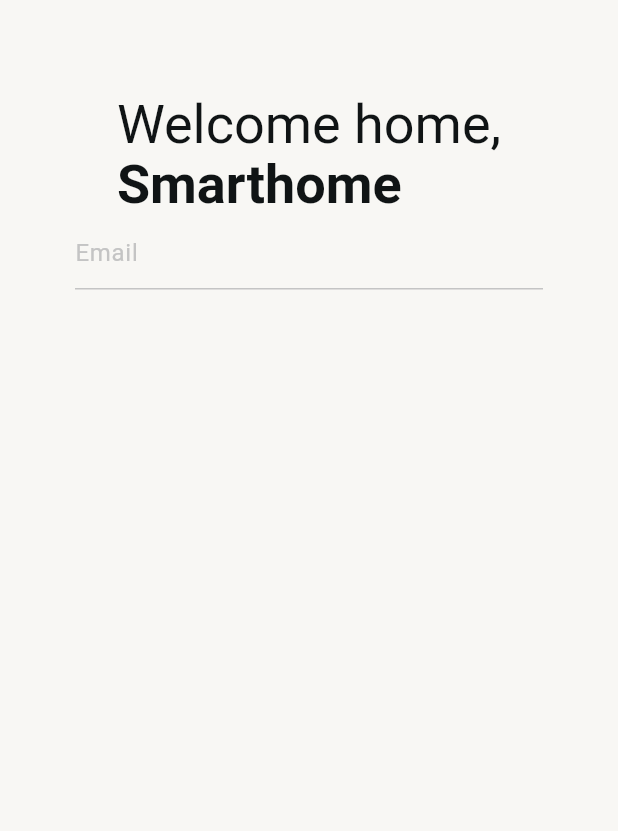
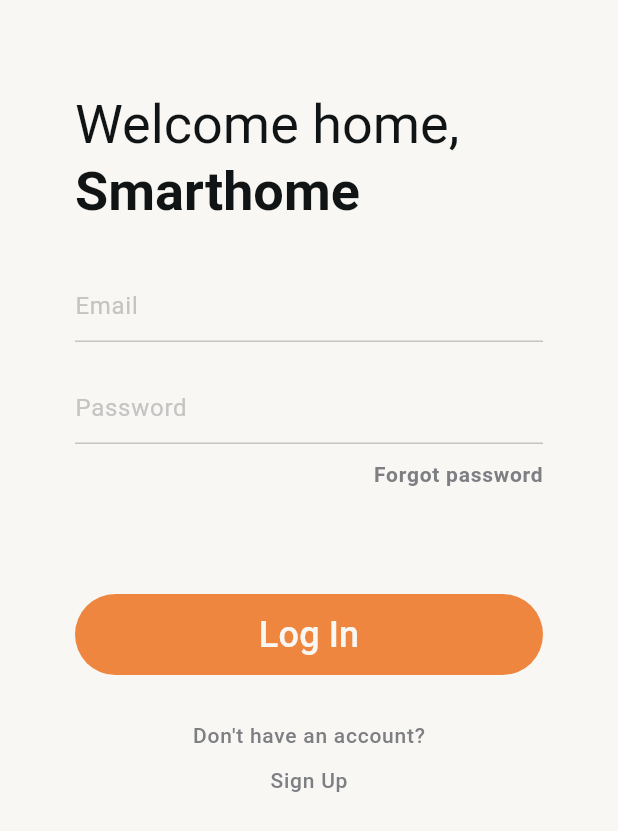
Before and after one commit to muxonn/smarthome-koiot, a Flutter app: the screen it shows after launch, on a phone screen of 412 x 824 dp. Shown: the top 831 px of the screen. Run offline on Flutter 3.47's test engine with Material 3 defaults, Android fonts, the phone set to English and light mode, and no system bars.

Commit message:
Add basic buttons

```diff
--- a/lib/presentation/pages/login_page.dart
+++ b/lib/presentation/pages/login_page.dart
@@ -12,9 +12,7 @@ class LoginPage extends StatelessWidget {
           horizontal: 50,
         ),
         child: Column(
-          children: [
-            Wrap(
-              runSpacing: -5,
+          crossAxisAlignment: CrossAxisAlignment.start,
           children: [
             Text(
               "Welcome home,",
@@ -27,10 +25,60 @@ class LoginPage extends StatelessWidget {
                   .headlineLarge!
                   .copyWith(fontWeight: FontWeight.bold),
             ),
+            const SizedBox(height: 30),
+            Wrap(
+              runSpacing: 20,
+              children: [
+                TextFormField(
+                  decoration: const InputDecoration(hintText: "Email"),
+                ),
+                TextFormField(
+                  decoration: const InputDecoration(hintText: "Password"),
+                ),
               ],
             ),
-            TextFormField(
-              decoration: const InputDecoration(hintText: "Email"),
+            Container(
+              alignment: Alignment.centerRight,
+              child: TextButton(
+                onPressed: () {},
+                child: Text(
+                  "Forgot password",
+                  style: Theme.of(context).textTheme.labelSmall!.copyWith(
+                        fontWeight: FontWeight.bold,
+                      ),
+                ),
+              ),
+            ),
+            const SizedBox(height: 60),
+            SizedBox(
+              width: double.infinity,
+              child: ElevatedButton(
+                onPressed: () {},
+                child: const Text(
+                  "Log In",
+                  style: TextStyle(fontSize: 24),
+                ),
+              ),
+            ),
+            SizedBox(height: 30),
+            Container(
+              alignment: Alignment.center,
+              child: Text(
+                "Don't have an account?",
+                style: Theme.of(context).textTheme.labelSmall,
+              ),
+            ),
+            Container(
+              alignment: Alignment.center,
+              child: TextButton(
+                style:
+                    TextButton.styleFrom(splashFactory: NoSplash.splashFactory),
+                onPressed: () {},
+                child: Text(
+                  "Sign Up",
+                  style: Theme.of(context).textTheme.labelSmall,
+                ),
+              ),
             ),
           ],
         ),
--- /dev/null
+++ b/lib/presentation/utils/elevated_button_theme.dart
@@ -0,0 +1,13 @@
+import 'package:flutter/material.dart';
+import 'package:smarthome_koiot/presentation/utils/colors.dart';
+
+class SHElevatedButtonTheme {
+  static final elevatedButtonTheme = ElevatedButtonThemeData(
+    style: ElevatedButton.styleFrom(
+      elevation: 0,
+      foregroundColor: SHColors.white,
+      backgroundColor: SHColors.orange,
+      padding: EdgeInsets.symmetric(vertical: 10),
+    ),
+  );
+}
--- a/lib/presentation/utils/input_decoration_theme.dart
+++ b/lib/presentation/utils/input_decoration_theme.dart
@@ -2,12 +2,12 @@ import 'package:flutter/material.dart';
 import 'package:smarthome_koiot/presentation/utils/colors.dart';
 
 class SHInputDecorationTheme {
-  static InputDecorationTheme lightInputDecorationTheme = InputDecorationTheme(
+  static final lightInputDecorationTheme = InputDecorationTheme(
       enabledBorder: UnderlineInputBorder(
         borderSide: BorderSide(color: SHColors.lightGrey),
       ),
       focusedBorder: UnderlineInputBorder(
         borderSide: BorderSide(color: SHColors.black),
       ),
-      hintStyle: TextStyle(color: SHColors.lightGrey));
+      hintStyle: TextStyle(color: SHColors.lightGrey, fontSize: 16));
 }
--- /dev/null
+++ b/lib/presentation/utils/text_button_theme.dart
@@ -0,0 +1,15 @@
+import 'package:flutter/material.dart';
+import 'package:smarthome_koiot/presentation/utils/colors.dart';
+
+class SHTextButtonTheme {
+  static final lightTextButtonTheme = TextButtonThemeData(
+    style: TextButton.styleFrom(
+      elevation: 0,
+      backgroundColor: Colors.transparent,
+      foregroundColor: SHColors.white,
+      disabledForegroundColor: SHColors.orange,
+      padding: EdgeInsets.zero,
+      tapTargetSize: MaterialTapTargetSize.shrinkWrap,
+    ),
+  );
+}
--- a/lib/presentation/utils/text_theme.dart
+++ b/lib/presentation/utils/text_theme.dart
@@ -2,7 +2,9 @@ import 'package:flutter/material.dart';
 import 'package:smarthome_koiot/presentation/utils/colors.dart';
 
 class SHTextTheme {
-  static TextTheme lightTextTheme = TextTheme(
+  static final lightTextTheme = TextTheme(
+    // Login/Signup page main headline
     headlineLarge: TextStyle(fontSize: 36, color: SHColors.black),
+    labelSmall: TextStyle(fontSize: 14, color: SHColors.darkGrey),
   );
 }
--- a/lib/presentation/utils/theme.dart
+++ b/lib/presentation/utils/theme.dart
@@ -1,6 +1,8 @@
 import 'package:flutter/material.dart';
 import 'package:smarthome_koiot/presentation/utils/colors.dart';
+import 'package:smarthome_koiot/presentation/utils/elevated_button_theme.dart';
 import 'package:smarthome_koiot/presentation/utils/input_decoration_theme.dart';
+import 'package:smarthome_koiot/presentation/utils/text_button_theme.dart';
 import 'package:smarthome_koiot/presentation/utils/text_theme.dart';
 
 class SHAppTheme {
@@ -11,6 +13,10 @@ class SHAppTheme {
     textTheme: SHTextTheme.lightTextTheme,
     inputDecorationTheme: SHInputDecorationTheme.lightInputDecorationTheme,
     primaryColor: SHColors.black,
-      textSelectionTheme: TextSelectionThemeData(cursorColor: SHColors.black));
+    textSelectionTheme: TextSelectionThemeData(cursorColor: SHColors.black),
+    elevatedButtonTheme: SHElevatedButtonTheme.elevatedButtonTheme,
+    textButtonTheme: SHTextButtonTheme.lightTextButtonTheme,
+  );
+
   static ThemeData darkTheme = ThemeData();
 }
```
Lines whose indentation alone changed are shown as unchanged.
